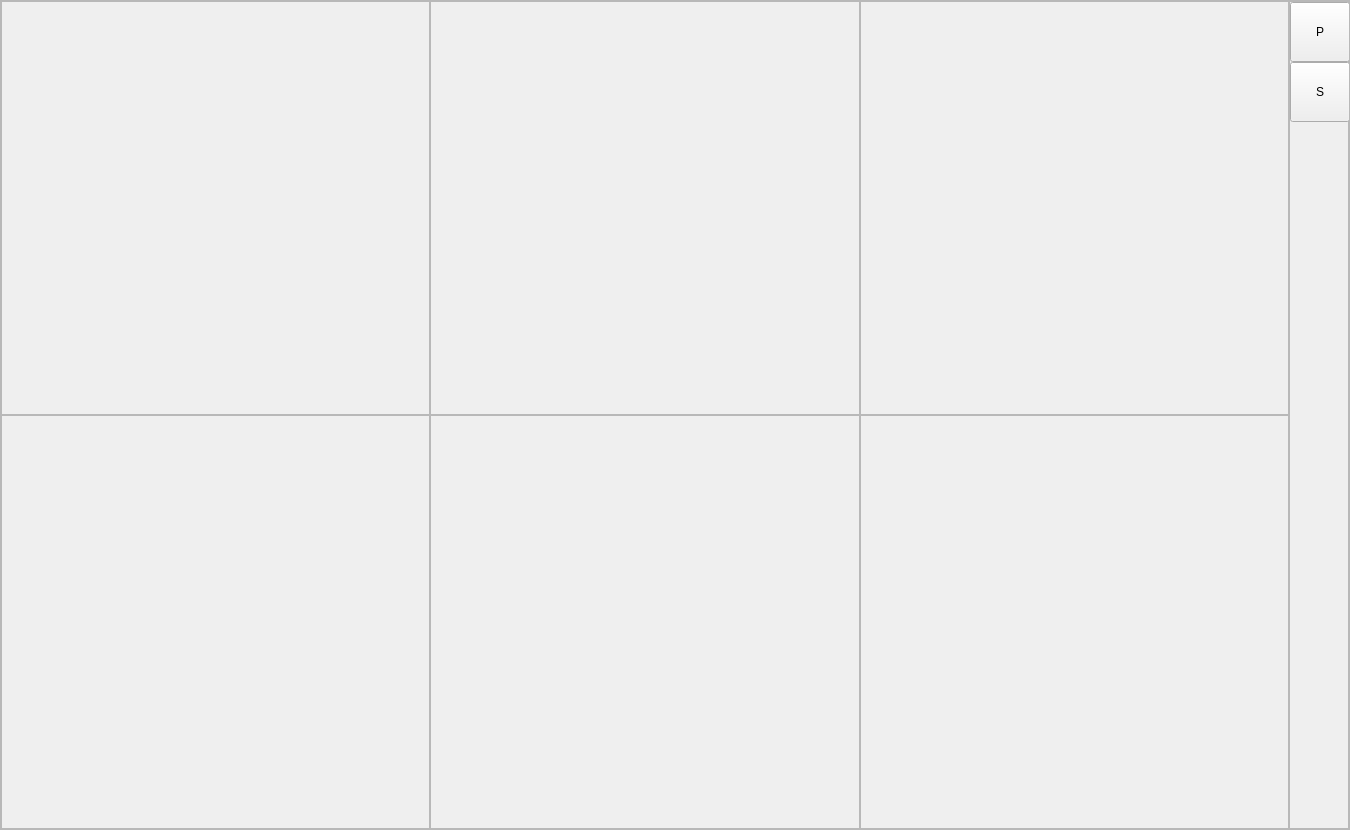
Above: MyEverydayApp/src/mainwindow.ui from Gusarov2906/MyEverydayApp before the change. Below: the same form after it.
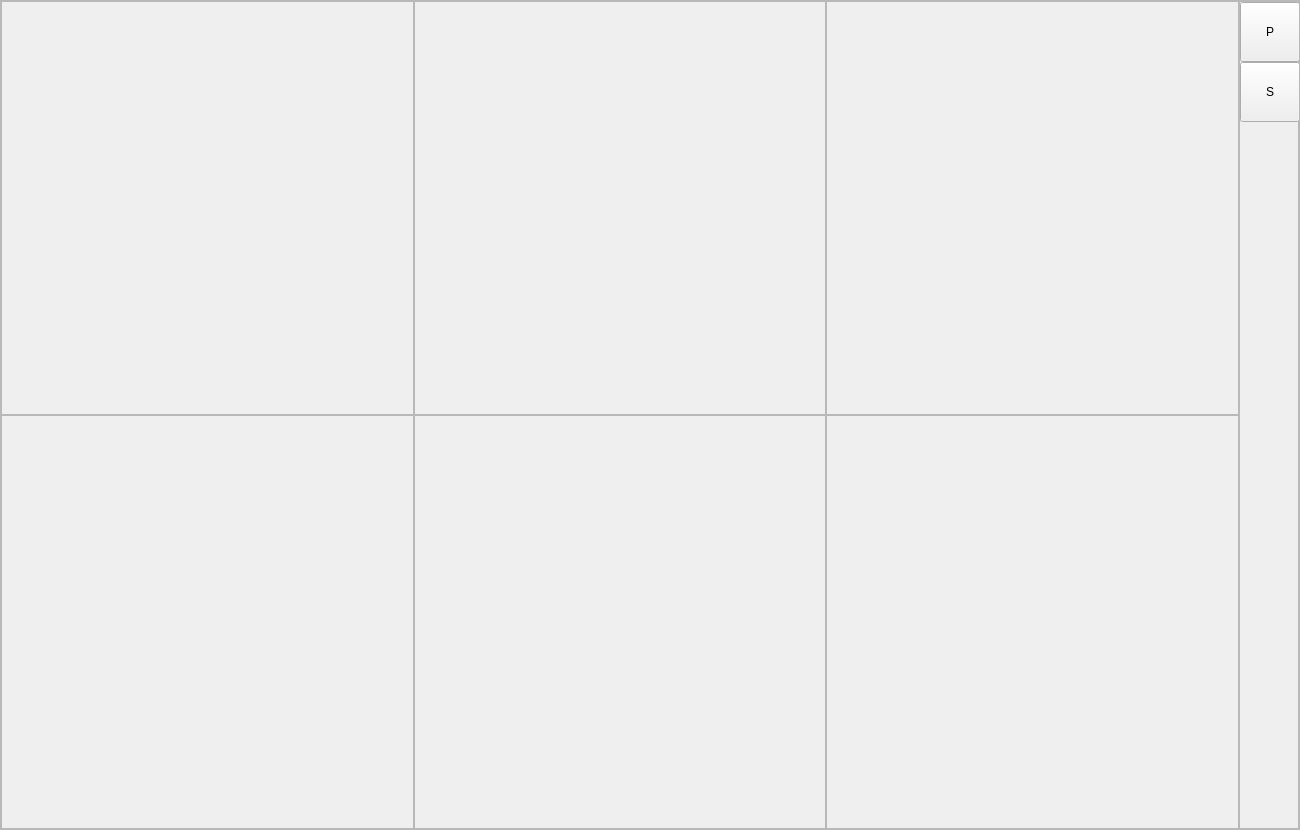
That is the form after the change.

Patch:
```diff
--- a/MyEverydayApp/src/mainwindow.ui
+++ b/MyEverydayApp/src/mainwindow.ui
@@ -6,7 +6,7 @@
    <rect>
     <x>0</x>
     <y>0</y>
-    <width>1350</width>
+    <width>1300</width>
     <height>830</height>
    </rect>
   </property>
@@ -18,7 +18,7 @@
   </property>
   <property name="minimumSize">
    <size>
-    <width>1350</width>
+    <width>1300</width>
     <height>830</height>
    </size>
   </property>
@@ -111,7 +111,7 @@
              <item row="0" column="0">
               <widget class="QFrame" name="frame00">
                <property name="sizePolicy">
-                <sizepolicy hsizetype="Minimum" vsizetype="Minimum">
+                <sizepolicy hsizetype="Preferred" vsizetype="Preferred">
                  <horstretch>0</horstretch>
                  <verstretch>0</verstretch>
                 </sizepolicy>
@@ -124,8 +124,8 @@
                </property>
                <property name="maximumSize">
                 <size>
-                 <width>600</width>
-                 <height>600</height>
+                 <width>500</width>
+                 <height>500</height>
                 </size>
                </property>
                <property name="frameShape">
@@ -139,7 +139,7 @@
                  <number>0</number>
                 </property>
                 <property name="sizeConstraint">
-                 <enum>QLayout::SetNoConstraint</enum>
+                 <enum>QLayout::SetDefaultConstraint</enum>
                 </property>
                 <property name="leftMargin">
                  <number>0</number>
@@ -163,8 +163,8 @@
                   </property>
                   <property name="maximumSize">
                    <size>
-                    <width>600</width>
-                    <height>600</height>
+                    <width>400</width>
+                    <height>400</height>
                    </size>
                   </property>
                   <property name="contextMenuPolicy">
@@ -185,8 +185,8 @@
                </property>
                <property name="maximumSize">
                 <size>
-                 <width>600</width>
-                 <height>600</height>
+                 <width>500</width>
+                 <height>500</height>
                 </size>
                </property>
                <property name="frameShape">
@@ -221,8 +221,8 @@
                   </property>
                   <property name="maximumSize">
                    <size>
-                    <width>600</width>
-                    <height>600</height>
+                    <width>400</width>
+                    <height>400</height>
                    </size>
                   </property>
                  </widget>
@@ -240,8 +240,8 @@
                </property>
                <property name="maximumSize">
                 <size>
-                 <width>600</width>
-                 <height>600</height>
+                 <width>500</width>
+                 <height>500</height>
                 </size>
                </property>
                <property name="frameShape">
@@ -255,7 +255,7 @@
                  <number>0</number>
                 </property>
                 <property name="sizeConstraint">
-                 <enum>QLayout::SetMinimumSize</enum>
+                 <enum>QLayout::SetDefaultConstraint</enum>
                 </property>
                 <property name="leftMargin">
                  <number>0</number>
@@ -279,8 +279,8 @@
                   </property>
                   <property name="maximumSize">
                    <size>
-                    <width>600</width>
-                    <height>600</height>
+                    <width>400</width>
+                    <height>400</height>
                    </size>
                   </property>
                  </widget>
@@ -293,13 +293,13 @@
                <property name="minimumSize">
                 <size>
                  <width>400</width>
-                 <height>400</height>
+                 <height>397</height>
                 </size>
                </property>
                <property name="maximumSize">
                 <size>
-                 <width>600</width>
-                 <height>600</height>
+                 <width>500</width>
+                 <height>500</height>
                 </size>
                </property>
                <property name="frameShape">
@@ -334,8 +334,8 @@
                   </property>
                   <property name="maximumSize">
                    <size>
-                    <width>600</width>
-                    <height>600</height>
+                    <width>400</width>
+                    <height>400</height>
                    </size>
                   </property>
                  </widget>
@@ -353,8 +353,8 @@
                </property>
                <property name="maximumSize">
                 <size>
-                 <width>600</width>
-                 <height>600</height>
+                 <width>500</width>
+                 <height>500</height>
                 </size>
                </property>
                <property name="frameShape">
@@ -389,8 +389,8 @@
                   </property>
                   <property name="maximumSize">
                    <size>
-                    <width>600</width>
-                    <height>600</height>
+                    <width>400</width>
+                    <height>400</height>
                    </size>
                   </property>
                  </widget>
@@ -414,8 +414,8 @@
                </property>
                <property name="maximumSize">
                 <size>
-                 <width>600</width>
-                 <height>600</height>
+                 <width>500</width>
+                 <height>500</height>
                 </size>
                </property>
                <property name="frameShape">
@@ -450,8 +450,8 @@
                   </property>
                   <property name="maximumSize">
                    <size>
-                    <width>600</width>
-                    <height>600</height>
+                    <width>400</width>
+                    <height>400</height>
                    </size>
                   </property>
                  </widget>
```
Left out of the diff: 2 changed lines with no effect on the pictures.
